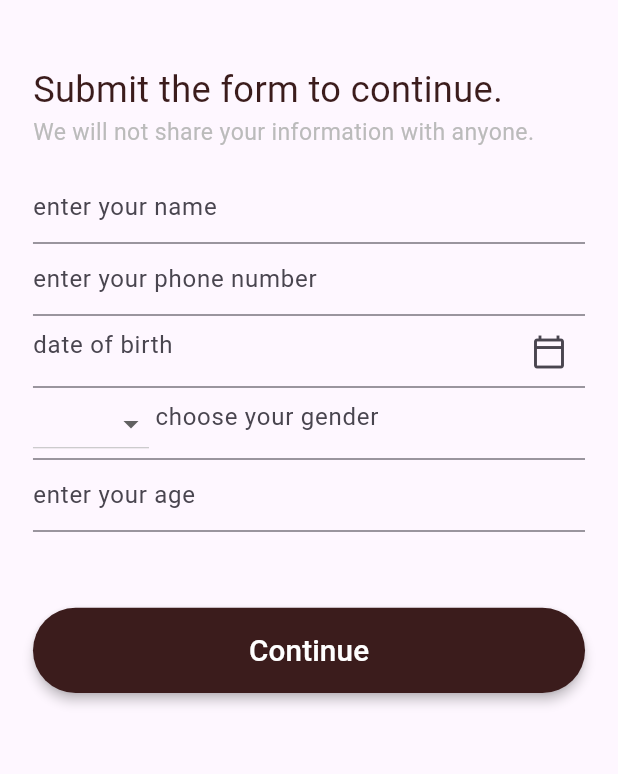
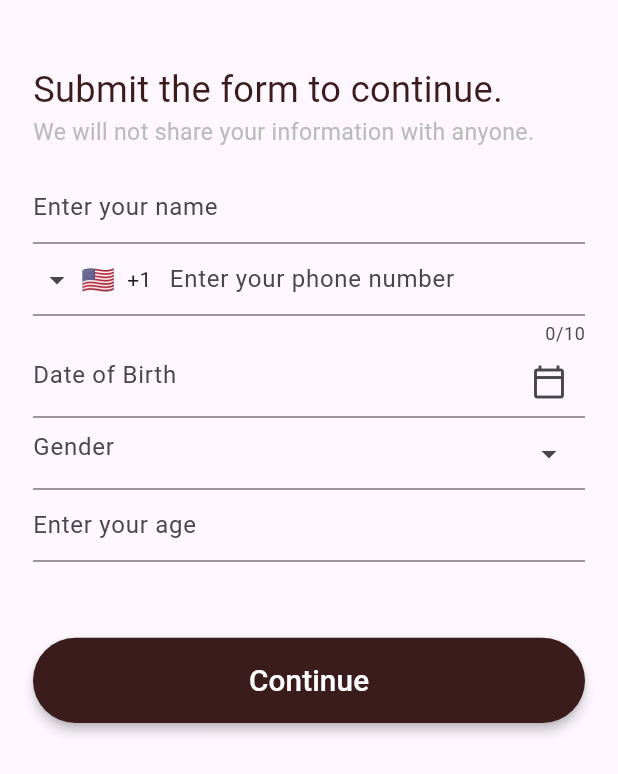
Before and after one commit to arafat-mahmud/e_commerce_app, a Flutter app: the UserForm screen opened directly, on a phone screen of 412 x 824 dp. Shown: the top 774 px of the screen. Run offline on Flutter 3.47's test engine with Material 3 defaults, Android fonts, the phone set to English and light mode, and no system bars; drawn by our look-alikes of intl_phone_field; our stand-ins replace carousel_slider, cloud_firestore, dots_indicator, firebase_auth, firebase_core, flutter_screenutil and 1 more; accounts and stored records are empty; network calls fail.

Commit message:
user form

```diff
--- a/lib/ui/user_form.dart
+++ b/lib/ui/user_form.dart
@@ -7,6 +7,7 @@ import 'package:e_commerce_app/ui/bottom_nav_controller.dart';
 import 'package:e_commerce_app/widgets/customButton.dart';
 import 'package:e_commerce_app/widgets/myTextField.dart';
 import 'package:flutter_screenutil/flutter_screenutil.dart';
+import 'package:intl_phone_field/intl_phone_field.dart';
 
 class UserForm extends StatefulWidget {
   @override
@@ -84,43 +85,108 @@ class _UserFormState extends State<UserForm> {
                   height: 15.h,
                 ),
                 myTextField(
-                    "enter your name", TextInputType.text, _nameController),
-                myTextField("enter your phone number", TextInputType.number,
-                    _phoneController),
+                    "Enter your name", TextInputType.text, _nameController),
+
+                // myTextField("Enter your phone number", TextInputType.number,
+                //     _phoneController),
+
+                IntlPhoneField(
+                  decoration: InputDecoration(
+                      // labelText: 'Phone Number',
+                      hintText: 'Enter your phone number',
+                      contentPadding: EdgeInsets.symmetric(vertical: 12, horizontal: 0)),
+
+                  initialCountryCode: 'US',
+                  onChanged: (phone) {
+                    print(phone.completeNumber);
+                  },
+                  controller: _phoneController,
+                  keyboardType: TextInputType.phone,
+                ),
+
                 TextField(
                   controller: _dobController,
                   readOnly: true,
                   decoration: InputDecoration(
-                    hintText: "date of birth",
+                    hintText: "Date of Birth",
                     suffixIcon: IconButton(
                       onPressed: () => _selectDateFromPicker(context),
                       icon: Icon(Icons.calendar_today_outlined),
                     ),
                   ),
                 ),
-                TextField(
-                  controller: _genderController,
-                  readOnly: true,
-                  decoration: InputDecoration(
-                    hintText: "choose your gender",
-                    prefixIcon: DropdownButton<String>(
-                      items: gender.map((String value) {
-                        return DropdownMenuItem<String>(
-                          value: value,
-                          child: new Text(value),
-                          onTap: () {
-                            setState(() {
-                              _genderController.text = value;
-                            });
-                          },
+                // TextField(
+                //   controller: _genderController,
+                //   readOnly: true,
+                //   decoration: InputDecoration(
+                //     hintText: "Gender",
+                //     suffixIcon: DropdownButton<String>(
+                //       icon: Icon(Icons.arrow_drop_down),
+                //       underline: SizedBox(),
+                //       items: gender.map<DropdownMenuItem<String>>((String value) {
+                //         return DropdownMenuItem<String>(
+                //           value: value,
+                //           child: Text(value),
+                //           onTap: () {
+                //             setState(() {
+                //               _genderController.text = value;
+                //             });
+                //           },
+                //         );
+                //       }).toList(),
+                //       onChanged: (String? newValue) {
+                //         _genderController.text = newValue!;
+                //       },
+                //     ),
+                //   ),
+                // ),
+                GestureDetector(
+                  onTap: () async {
+                    String? selectedGender = await showDialog<String>(
+                      context: context,
+                      builder: (BuildContext context) {
+                        return AlertDialog(
+                          title: Text('Select Gender'),
+                          content: SingleChildScrollView(
+                            child: ListBody(
+                              children: gender.map((String value) {
+                                return GestureDetector(
+                                  onTap: () {
+                                    Navigator.pop(context, value);
+                                  },
+                                  child: Padding(
+                                    padding: const EdgeInsets.symmetric(
+                                        vertical: 8.0),
+                                    child: Text(value),
+                                  ),
+                                );
+                              }).toList(),
+                            ),
+                          ),
                         );
-                      }).toList(),
-                      onChanged: (_) {},
+                      },
+                    );
+
+                    if (selectedGender != null) {
+                      setState(() {
+                        _genderController.text = selectedGender;
+                      });
+                    }
+                  },
+                  child: AbsorbPointer(
+                    child: TextField(
+                      controller: _genderController,
+                      readOnly: true,
+                      decoration: InputDecoration(
+                        hintText: 'Gender',
+                        suffixIcon: Icon(Icons.arrow_drop_down),
+                      ),
                     ),
                   ),
                 ),
+
                 myTextField(
-                    "enter your age", TextInputType.number, _ageController),
+                    "Enter your age", TextInputType.number, _ageController),
 
                 SizedBox(
                   height: 50.h,
--- a/pubspec.yaml
+++ b/pubspec.yaml
@@ -43,6 +43,8 @@ dependencies:
   carousel_slider: ^5.0.0
 
   loading_animation_widget: ^1.3.0
+
+  intl_phone_field: ^3.0.1
 
 
 
```
Also changed, not shown: lib/ui/registration_screen.dart (+14 -15 lines), pubspec.lock.
